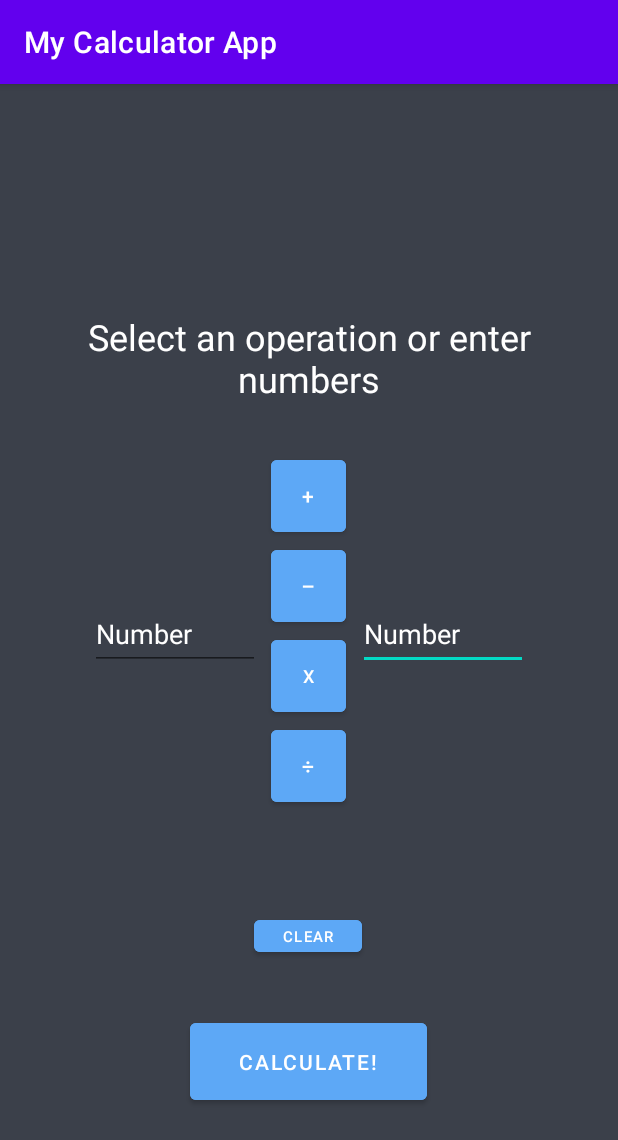
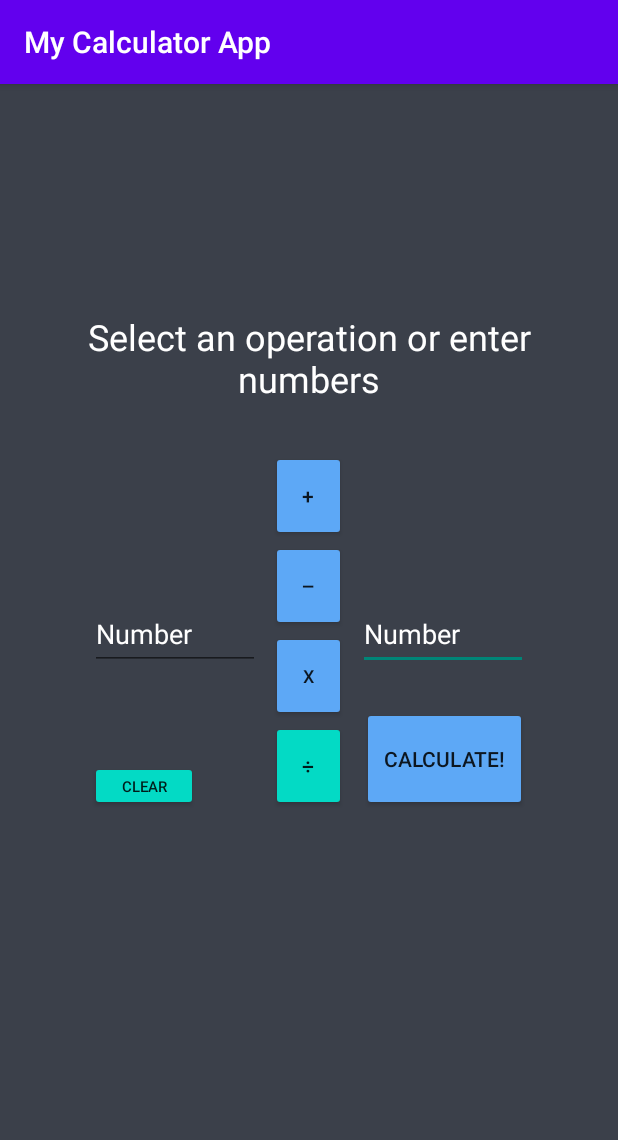
Before and after one commit to CTaylor1571/MyCalculatorApp, an Android app: the screen it shows after launch (MainActivity), after a tap on an icon or button, on a phone screen of 412 x 824 dp. Shown: the top 1140 px of the screen. Run offline under Robolectric (Android 15) with nearby library versions, the phone set to English and light mode, and no system bars; 3 other taps on this screen came first.

Commit message:
Edited UI to consider keyboard pop-up, and got button color change to not crash the app

```diff
--- a/app/src/main/java/com/example/myapplication/MainActivity.java
+++ b/app/src/main/java/com/example/myapplication/MainActivity.java
@@ -1,15 +1,27 @@
 package com.example.myapplication;
 
 import androidx.appcompat.app.AppCompatActivity;
+import androidx.core.content.res.ResourcesCompat;
 
+import android.content.res.ColorStateList;
 import android.os.Bundle;
 import android.view.View;
+import android.widget.Button;
 import android.widget.EditText;
 import android.widget.TextView;
 
 public class MainActivity extends AppCompatActivity {
     String operation="";
     TextView textView;
+    Button addButton ;
+    Button subtractButton ;
+    Button multiplyButton ;
+    Button divideButton ;
+    Button clearButton;
+    Button calculateButton;
+    int blueyColor, tealColor;
+
+
     public void onCalculate(View view){
         EditText boxNum1 = findViewById(R.id.enteredNumber1);
         EditText boxNum2 = findViewById(R.id.enteredNumber2);
@@ -26,10 +38,16 @@ public class MainActivity extends AppCompatActivity {
                 textView.setText(num1-num2+"");
             }
             else if(operation.equals("multiply")){
-                textView.setText(num1*num2+"");
+                double ans = (Math.round((num1*num2)*1000000000000.0))/1000000000000.0;
+                textView.setText(ans+"");
             }
             else if(operation.equals("divide")){
-                textView.setText(num1/num2+"");
+                if(num2!=0){
+                    double ans = (Math.round(num1/num2*1000000000000.0))/1000000000000.0;
+                    textView.setText(ans+"");
+                }else{
+                    textView.setText("Undefined");
+                }
             }
         }else{
             textView.setText("Select an operation or enter numbers");
@@ -44,24 +62,49 @@ public class MainActivity extends AppCompatActivity {
         boxNum2.setText("");
         textView.setText("Answer will appear here");
         operation = "";
+        resetColors();
     }
 
     public void onAddOpClick(View view){
         operation = "add";
+        resetColors();
+        addButton.setBackgroundTintList(ColorStateList.valueOf(tealColor));
     }
     public void onSubtractOpClick(View view){
         operation = "subtract";
+        resetColors();
+        subtractButton.setBackgroundTintList(ColorStateList.valueOf(tealColor));
     }
     public void onMultiplyOpClick(View view){
         operation = "multiply";
+        resetColors();
+        multiplyButton.setBackgroundTintList(ColorStateList.valueOf(tealColor));
     }
     public void onDivideOpClick(View view){
         operation = "divide";
+        resetColors();
+        divideButton.setBackgroundTintList(ColorStateList.valueOf(tealColor));
+    }
+    public void resetColors(){
+        addButton.setBackgroundTintList(ColorStateList.valueOf(blueyColor));
+        subtractButton.setBackgroundTintList(ColorStateList.valueOf(blueyColor));
+        multiplyButton.setBackgroundTintList(ColorStateList.valueOf(blueyColor));
+        divideButton.setBackgroundTintList(ColorStateList.valueOf(blueyColor));
     }
 
     @Override
     protected void onCreate(Bundle savedInstanceState) {
         super.onCreate(savedInstanceState);
         setContentView(R.layout.activity_main);
+
+        blueyColor = ResourcesCompat.getColor(getResources(), R.color.bluey, null); // Copied this process from a github comment by sat
+        tealColor = ResourcesCompat.getColor(getResources(), R.color.teal_200, null); // https://stackoverflow.com/a/5271452
+
+        addButton = findViewById(R.id.addition);
+        subtractButton = findViewById(R.id.subtraction);
+        multiplyButton = findViewById(R.id.multiplication);
+        divideButton = findViewById(R.id.division);
+        clearButton = findViewById(R.id.clearButton);
+        calculateButton = findViewById(R.id.calculateButton);
     }
 }
--- a/app/src/main/res/layout/activity_main.xml
+++ b/app/src/main/res/layout/activity_main.xml
@@ -39,17 +39,17 @@
 
     <Button
         android:id="@+id/calculateButton"
-        android:layout_width="158dp"
-        android:layout_height="63dp"
+        android:layout_width="110dp"
+        android:layout_height="69dp"
         android:backgroundTint="@color/bluey"
         android:onClick="onCalculate"
         android:text="@string/calculate"
-        app:layout_constraintBottom_toBottomOf="parent"
+        app:layout_constraintBottom_toBottomOf="@+id/division"
         app:layout_constraintEnd_toEndOf="parent"
-        app:layout_constraintHorizontal_bias="0.498"
-        app:layout_constraintStart_toStartOf="parent"
-        app:layout_constraintTop_toTopOf="parent"
-        app:layout_constraintVertical_bias="0.88" />
+        app:layout_constraintHorizontal_bias="0.154"
+        app:layout_constraintStart_toEndOf="@+id/division"
+        app:layout_constraintTop_toBottomOf="@+id/enteredNumber2"
+        app:layout_constraintVertical_bias="1.0" />
 
     <Button
         android:id="@+id/division"
@@ -115,16 +115,16 @@
         android:id="@+id/clearButton"
         android:layout_width="72dp"
         android:layout_height="33dp"
-        android:backgroundTint="@color/bluey"
+        android:backgroundTint="@color/teal_200"
         android:onClick="onClear"
         android:text="@string/clear"
         android:textSize="10sp"
-        app:layout_constraintBottom_toTopOf="@+id/calculateButton"
-        app:layout_constraintEnd_toEndOf="parent"
-        app:layout_constraintHorizontal_bias="0.498"
+        app:layout_constraintBottom_toBottomOf="@+id/division"
+        app:layout_constraintEnd_toStartOf="@+id/division"
+        app:layout_constraintHorizontal_bias="0.555"
         app:layout_constraintStart_toStartOf="parent"
-        app:layout_constraintTop_toBottomOf="@+id/division"
-        app:layout_constraintVertical_bias="0.651" />
+        app:layout_constraintTop_toBottomOf="@+id/enteredNumber1"
+        app:layout_constraintVertical_bias="1.0" />
 
     <TextView
         android:id="@+id/answerTextView"
--- a/app/src/main/res/values/themes.xml
+++ b/app/src/main/res/values/themes.xml
@@ -1,6 +1,6 @@
 <resources xmlns:tools="http://schemas.android.com/tools">
     <!-- Base application theme. -->
-    <style name="Theme.MyApplication" parent="Theme.MaterialComponents.DayNight.DarkActionBar">
+    <style name="Theme.MyApplication" parent="Theme.AppCompat.DayNight.DarkActionBar">
         <!-- Primary brand color. -->
         <item name="colorPrimary">@color/purple_500</item>
         <item name="colorPrimaryVariant">@color/purple_700</item>
```
